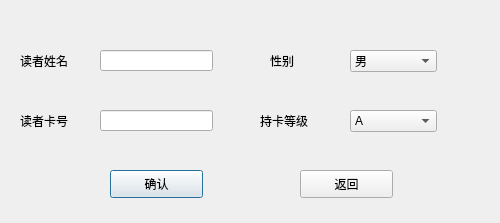
The window that Library_Administrator_System/addnewreader.ui (renzibei/TGLibrary) describes before a commit, drawn with Qt 5.
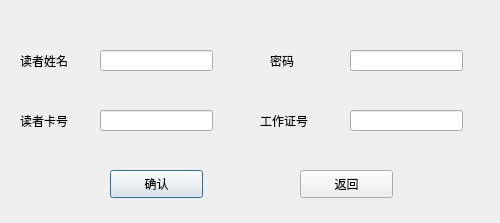
The same window after the commit. Icons and pictures are not drawn.

```diff
--- a/Library_Administrator_System/addnewreader.ui
+++ b/Library_Administrator_System/addnewreader.ui
@@ -73,7 +73,7 @@
     </rect>
    </property>
    <property name="text">
-    <string>性别</string>
+    <string>密码</string>
    </property>
   </widget>
   <widget class="QLabel" name="label_4">
@@ -86,54 +86,9 @@
     </rect>
    </property>
    <property name="text">
-    <string>持卡等级</string>
+    <string>工作证号</string>
    </property>
   </widget>
-  <widget class="QComboBox" name="gender">
-   <property name="geometry">
-    <rect>
-     <x>350</x>
-     <y>50</y>
-     <width>87</width>
-     <height>22</height>
-    </rect>
-   </property>
-   <item>
-    <property name="text">
-     <string>男</string>
-    </property>
-   </item>
-   <item>
-    <property name="text">
-     <string>女</string>
-    </property>
-   </item>
-  </widget>
-  <widget class="QComboBox" name="Cardclass">
-   <property name="geometry">
-    <rect>
-     <x>350</x>
-     <y>110</y>
-     <width>87</width>
-     <height>22</height>
-    </rect>
-   </property>
-   <item>
-    <property name="text">
-     <string>A</string>
-    </property>
-   </item>
-   <item>
-    <property name="text">
-     <string>B</string>
-    </property>
-   </item>
-   <item>
-    <property name="text">
-     <string>C</string>
-    </property>
-   </item>
-  </widget>
   <widget class="QPushButton" name="pushButton">
    <property name="geometry">
     <rect>
@@ -160,6 +115,26 @@
     <string>返回</string>
    </property>
   </widget>
+  <widget class="QLineEdit" name="password">
+   <property name="geometry">
+    <rect>
+     <x>350</x>
+     <y>50</y>
+     <width>113</width>
+     <height>21</height>
+    </rect>
+   </property>
+  </widget>
+  <widget class="QLineEdit" name="peoplenumber">
+   <property name="geometry">
+    <rect>
+     <x>350</x>
+     <y>110</y>
+     <width>113</width>
+     <height>21</height>
+    </rect>
+   </property>
+  </widget>
  </widget>
  <resources>
   <include location="vectorpng.qrc"/>
```
